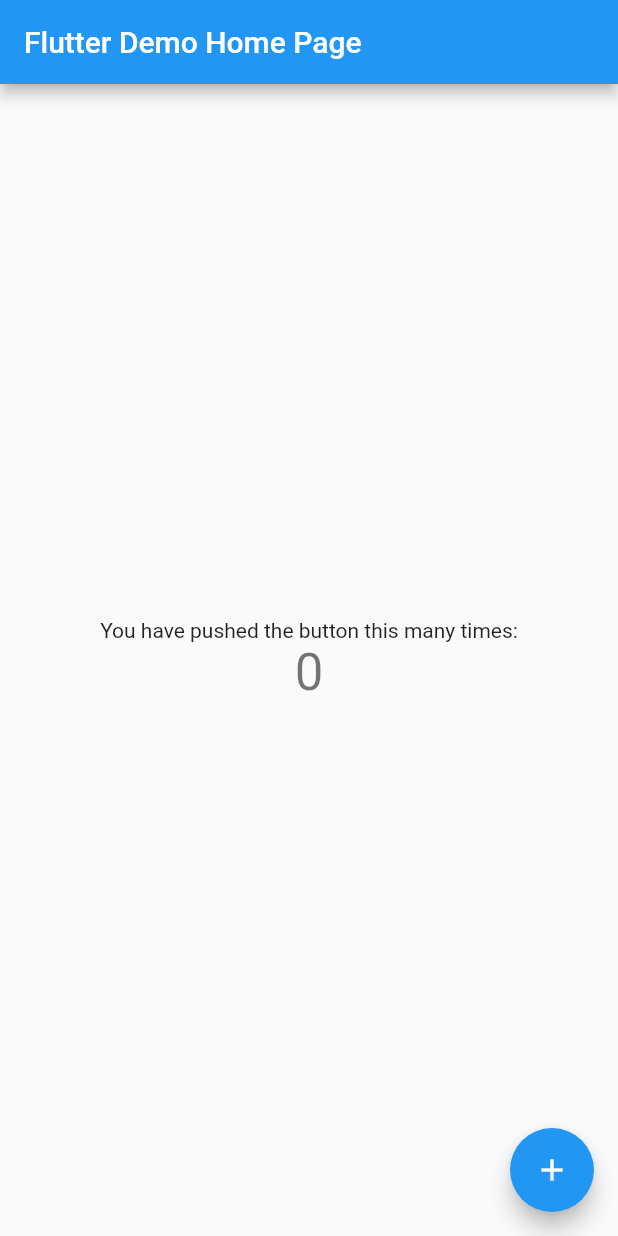
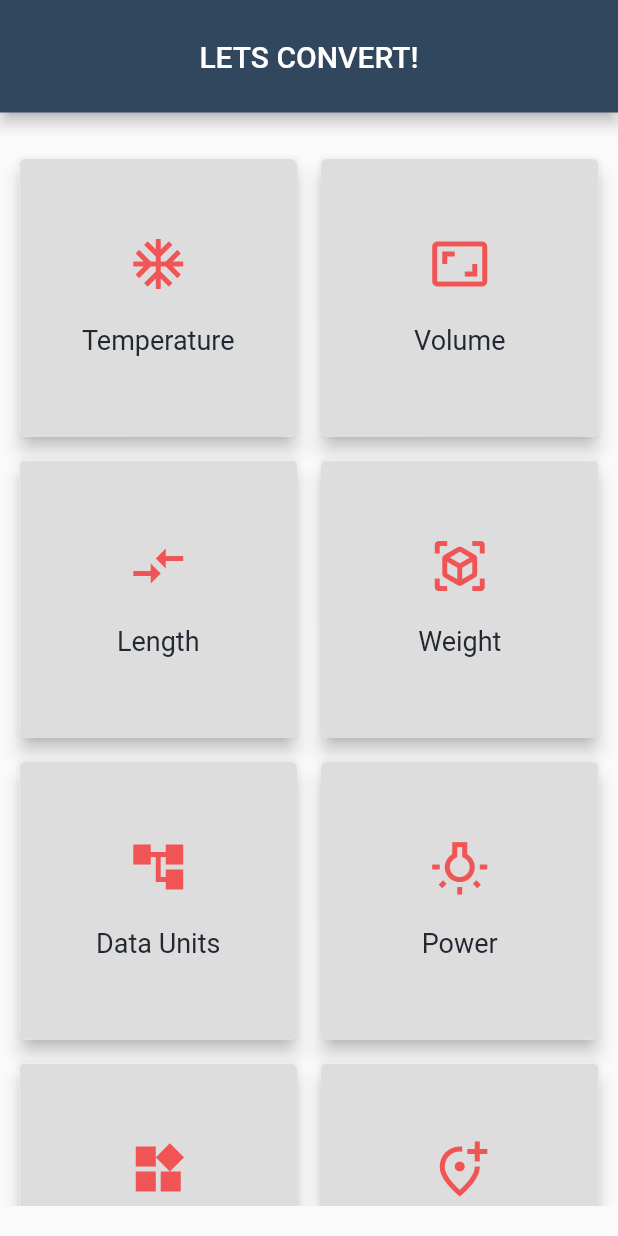
Before and after one commit to cyberwizard1001/flutter_dash_board, a Flutter app: the screen it shows after launch, on a phone screen of 412 x 824 dp. Run offline on Flutter 3.47's test engine with Material 2 defaults, Android fonts, the phone set to English and light mode, and no system bars.

Commit message:
Dashboard completed

```diff
--- /dev/null
+++ b/lib/dashboard.dart
@@ -0,0 +1,140 @@
+import 'package:flutter/material.dart';
+import 'package:flutter/services.dart';
+import 'package:dash_board/data_units.dart';
+import 'package:dash_board/length.dart';
+import 'package:dash_board/numbers.dart';
+import 'package:dash_board/power.dart';
+import 'package:dash_board/speed.dart';
+import 'package:dash_board/temperature.dart';
+import 'package:dash_board/volume.dart';
+import 'package:dash_board/weight.dart';
+
+
+class Dashboard extends StatefulWidget {
+  @override
+  _DashboardState createState() => _DashboardState();
+}
+
+class _DashboardState extends State<Dashboard> {
+
+ void temperature(){
+    Navigator.push(
+        context,
+        MaterialPageRoute(builder: (context) => Temperature()));
+  }
+
+ void weight(){
+   Navigator.push(
+       context,
+       MaterialPageRoute(builder: (context) => Weight()));
+ }
+
+ void length(){
+   Navigator.push(
+       context,
+       MaterialPageRoute(builder: (context) => Length()));
+ }
+
+ void volume(){
+   Navigator.push(
+       context,
+       MaterialPageRoute(builder: (context) => Volume()));
+ }
+
+ void dataunits(){
+   Navigator.push(
+       context,
+       MaterialPageRoute(builder: (context) => DataUnits()));
+ }
+
+ void power(){
+   Navigator.push(
+       context,
+       MaterialPageRoute(builder: (context) => Power()));
+ }
+
+ void numbers(){
+   Navigator.push(
+       context,
+       MaterialPageRoute(builder: (context) => Numbers()));
+ }
+
+ void speed(){
+   Navigator.push(
+       context,
+       MaterialPageRoute(builder: (context) => Speed()));
+ }
+
+  Card makeDashboardItem(String title, IconData icon, Function executethis) {
+    return Card(
+      clipBehavior: Clip.antiAlias,
+      elevation: 5.0,
+      margin: new EdgeInsets.all(8.0),
+      child: Container(
+        decoration: BoxDecoration(
+          color: Color(0xffDDDDDD),
+        ),
+        child: new InkWell(
+          onTap: () {
+            executethis();
+          },
+          child: Column(
+            crossAxisAlignment: CrossAxisAlignment.stretch,
+            mainAxisSize: MainAxisSize.min,
+            verticalDirection: VerticalDirection.down,
+            children: <Widget>[
+              SizedBox(height: 50.0),
+              Center(
+                child: Icon(
+                  icon,
+                  size: 40.0,
+                  color: Color(0xffF05454),
+                ),
+              ),
+              SizedBox(height: 20),
+              Center(
+                child: Text(
+                  title,
+                  style: TextStyle(fontSize: 18.0, color: Color(0xff222831)),
+                ),
+              )
+            ],
+          ),
+        ),
+      ),
+    );
+  }
+
+  @override
+  Widget build(BuildContext context) {
+    return MaterialApp(
+      debugShowCheckedModeBanner: false,
+      home: Scaffold(
+        appBar: AppBar(
+          title: Text("LETS CONVERT!"),
+          brightness: Brightness.dark,
+          toolbarHeight: 75,
+          centerTitle: true,
+          backgroundColor: Color(0xff30475E),
+        ),
+        body: Container(
+          padding: EdgeInsets.symmetric(vertical: 20.0, horizontal: 2.0),
+          child: GridView.count(
+            crossAxisCount: 2,
+            padding: EdgeInsets.all(3.0),
+            children: <Widget>[
+              makeDashboardItem('Temperature',Icons.ac_unit,temperature),
+              makeDashboardItem('Volume',Icons.aspect_ratio,volume),
+              makeDashboardItem('Length',Icons.compare_arrows,length),
+              makeDashboardItem('Weight',Icons.view_in_ar,weight),
+              makeDashboardItem('Data Units',Icons.account_tree_sharp,dataunits),
+              makeDashboardItem('Power',Icons.wb_incandescent_outlined,power),
+              makeDashboardItem('Numbers',Icons.widgets,numbers),
+              makeDashboardItem('Speed',Icons.add_location_alt_outlined,speed),
+            ],
+          ),
+        ),
+      ),
+    );
+  }
+}
--- /dev/null
+++ b/lib/data_units.dart
@@ -0,0 +1,16 @@
+import 'package:dash_board/dashboard.dart';
+import 'package:flutter/material.dart';
+
+class DataUnits extends StatefulWidget{
+  @override
+  _DataUnitsState createState() => _DataUnitsState();
+}
+
+class _DataUnitsState extends State<DataUnits>{
+  @override
+  Widget build(BuildContext context) {
+    return MaterialApp(
+      home: Scaffold(),
+    );
+  }
+}
--- /dev/null
+++ b/lib/length.dart
@@ -0,0 +1,16 @@
+import 'package:dash_board/dashboard.dart';
+import 'package:flutter/material.dart';
+
+class Length extends StatefulWidget{
+  @override
+  _LengthState createState() => _LengthState();
+}
+
+class _LengthState extends State<Length>{
+  @override
+  Widget build(BuildContext context) {
+    return MaterialApp(
+      home: Scaffold(),
+    );
+  }
+}
--- a/lib/main.dart
+++ b/lib/main.dart
@@ -1,3 +1,4 @@
+import 'package:dash_board/dashboard.dart';
 import 'package:flutter/material.dart';
 
 void main() {
@@ -5,109 +6,17 @@ void main() {
 }
 
 class MyApp extends StatelessWidget {
-  // This widget is the root of your application.
-  @override
-  Widget build(BuildContext context) {
-    return MaterialApp(
-      title: 'Flutter Demo',
-      theme: ThemeData(
-        // This is the theme of your application.
-        //
-        // Try running your application with "flutter run". You'll see the
-        // application has a blue toolbar. Then, without quitting the app, try
-        // changing the primarySwatch below to Colors.green and then invoke
-        // "hot reload" (press "r" in the console where you ran "flutter run",
-        // or simply save your changes to "hot reload" in a Flutter IDE).
-        // Notice that the counter didn't reset back to zero; the application
-        // is not restarted.
-        primarySwatch: Colors.blue,
-      ),
-      home: MyHomePage(title: 'Flutter Demo Home Page'),
-    );
-  }
-}
-
-class MyHomePage extends StatefulWidget {
-  MyHomePage({Key? key, required this.title}) : super(key: key);
-
-  // This widget is the home page of your application. It is stateful, meaning
-  // that it has a State object (defined below) that contains fields that affect
-  // how it looks.
-
-  // This class is the configuration for the state. It holds the values (in this
-  // case the title) provided by the parent (in this case the App widget) and
-  // used by the build method of the State. Fields in a Widget subclass are
-  // always marked "final".
-
-  final String title;
-
-  @override
-  _MyHomePageState createState() => _MyHomePageState();
-}
-
-class _MyHomePageState extends State<MyHomePage> {
-  int _counter = 0;
-
-  void _incrementCounter() {
-    setState(() {
-      // This call to setState tells the Flutter framework that something has
-      // changed in this State, which causes it to rerun the build method below
-      // so that the display can reflect the updated values. If we changed
-      // _counter without calling setState(), then the build method would not be
-      // called again, and so nothing would appear to happen.
-      _counter++;
-    });
-  }
 
   @override
   Widget build(BuildContext context) {
-    // This method is rerun every time setState is called, for instance as done
-    // by the _incrementCounter method above.
-    //
-    // The Flutter framework has been optimized to make rerunning build methods
-    // fast, so that you can just rebuild anything that needs updating rather
-    // than having to individually change instances of widgets.
-    return Scaffold(
-      appBar: AppBar(
-        // Here we take the value from the MyHomePage object that was created by
-        // the App.build method, and use it to set our appbar title.
-        title: Text(widget.title),
+    return new MaterialApp(
+      debugShowCheckedModeBanner: false,
+      title: 'Flutter App Dashboard',
+      theme: new ThemeData(
+        primarySwatch: Colors.deepPurple,
       ),
-      body: Center(
-        // Center is a layout widget. It takes a single child and positions it
-        // in the middle of the parent.
-        child: Column(
-          // Column is also a layout widget. It takes a list of children and
-          // arranges them vertically. By default, it sizes itself to fit its
-          // children horizontally, and tries to be as tall as its parent.
-          //
-          // Invoke "debug painting" (press "p" in the console, choose the
-          // "Toggle Debug Paint" action from the Flutter Inspector in Android
-          // Studio, or the "Toggle Debug Paint" command in Visual Studio Code)
-          // to see the wireframe for each widget.
-          //
-          // Column has various properties to control how it sizes itself and
-          // how it positions its children. Here we use mainAxisAlignment to
-          // center the children vertically; the main axis here is the vertical
-          // axis because Columns are vertical (the cross axis would be
-          // horizontal).
-          mainAxisAlignment: MainAxisAlignment.center,
-          children: <Widget>[
-            Text(
-              'You have pushed the button this many times:',
-            ),
-            Text(
-              '$_counter',
-              style: Theme.of(context).textTheme.headline4,
-            ),
-          ],
-        ),
-      ),
-      floatingActionButton: FloatingActionButton(
-        onPressed: _incrementCounter,
-        tooltip: 'Increment',
-        child: Icon(Icons.add),
-      ), // This trailing comma makes auto-formatting nicer for build methods.
+      home: Dashboard(),
     );
   }
+
 }
--- /dev/null
+++ b/lib/numbers.dart
@@ -0,0 +1,16 @@
+import 'package:dash_board/dashboard.dart';
+import 'package:flutter/material.dart';
+
+class Numbers extends StatefulWidget{
+  @override
+  _NumbersState createState() => _NumbersState();
+}
+
+class _NumbersState extends State<Numbers>{
+  @override
+  Widget build(BuildContext context) {
+    return MaterialApp(
+      home: Scaffold(),
+    );
+  }
+}
--- /dev/null
+++ b/lib/power.dart
@@ -0,0 +1,16 @@
+import 'package:dash_board/dashboard.dart';
+import 'package:flutter/material.dart';
+
+class Power extends StatefulWidget{
+  @override
+  _PowerState createState() => _PowerState();
+}
+
+class _PowerState extends State<Power>{
+  @override
+  Widget build(BuildContext context) {
+    return MaterialApp(
+      home: Scaffold(),
+    );
+  }
+}
--- /dev/null
+++ b/lib/speed.dart
@@ -0,0 +1,16 @@
+import 'package:dash_board/dashboard.dart';
+import 'package:flutter/material.dart';
+
+class Speed extends StatefulWidget{
+  @override
+  _SpeedState createState() => _SpeedState();
+}
+
+class _SpeedState extends State<Speed>{
+  @override
+  Widget build(BuildContext context) {
+    return MaterialApp(
+      home: Scaffold(),
+    );
+  }
+}
--- /dev/null
+++ b/lib/temperature.dart
@@ -0,0 +1,16 @@
+import 'package:dash_board/dashboard.dart';
+import 'package:flutter/material.dart';
+
+class Temperature extends StatefulWidget{
+  @override
+  _TemperatureState createState() => _TemperatureState();
+}
+
+class _TemperatureState extends State<Dashboard>{
+  @override
+  Widget build(BuildContext context) {
+    return MaterialApp(
+      home: Scaffold(),
+    );
+  }
+}
--- /dev/null
+++ b/lib/volume.dart
@@ -0,0 +1,16 @@
+import 'package:dash_board/dashboard.dart';
+import 'package:flutter/material.dart';
+
+class Volume extends StatefulWidget{
+  @override
+  _VolumeState createState() => _VolumeState();
+}
+
+class _VolumeState extends State<Volume>{
+  @override
+  Widget build(BuildContext context) {
+    return MaterialApp(
+      home: Scaffold(),
+    );
+  }
+}
--- /dev/null
+++ b/lib/weight.dart
@@ -0,0 +1,16 @@
+import 'package:dash_board/dashboard.dart';
+import 'package:flutter/material.dart';
+
+class Weight extends StatefulWidget{
+  @override
+  _WeightState createState() => _WeightState();
+}
+
+class _WeightState extends State<Weight>{
+  @override
+  Widget build(BuildContext context) {
+    return MaterialApp(
+      home: Scaffold(),
+    );
+  }
+}
```
